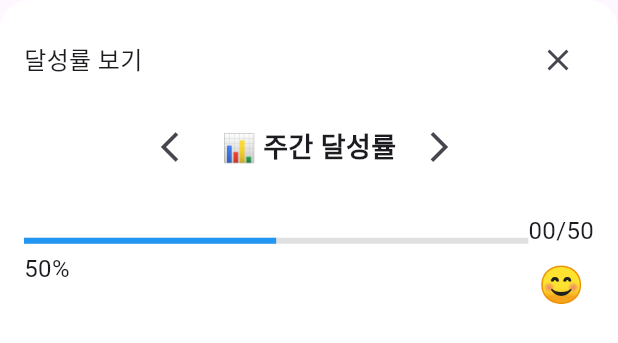
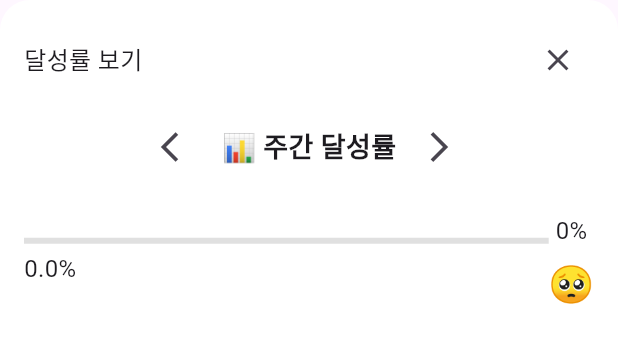
Before and after one commit to kinetas/nodetest, a Flutter app: the AchievementPanel widget shown alone on an empty page, opened directly with empty values, on a phone screen of 412 x 824 dp. Shown: the top 343 px of the screen. Run offline on Flutter 3.47's test engine with Material 3 defaults, Android fonts, the light colour scheme and no system bars; our stand-ins replace badges, shared_preferences; accounts and stored records are empty; network calls fail.

Commit message:
달성률 패널 백엔드 연결 but 동작하지 않음 수정 필요

```diff
--- a/lib/screens/Mission/AchievementPanel_screen.dart
+++ b/lib/screens/Mission/AchievementPanel_screen.dart
@@ -1,4 +1,6 @@
 import 'package:flutter/material.dart';
+import 'dart:convert'; // JSON 파싱용
+import '../../SessionCookieManager.dart';
 
 class AchievementPanel extends StatefulWidget {
   final VoidCallback onClose;
@@ -11,13 +13,14 @@ class AchievementPanel extends StatefulWidget {
 
 class _AchievementPanelState extends State<AchievementPanel> {
   String _currentAchievementPeriod = "주간"; // Default period
-  final Map<String, double> achievementRates = {
-    '일일': 0.2, // 20%
-    '주간': 0.5, // 50%
-    '월간': 0.7, // 70%
-    '연간': 0.9, // 90%
+  final List<String> achievementPeriods = ['일일', '주간', '월간', '연간'];
+  Map<String, double> achievementRates = {
+    '일일': 0.0,
+    '주간': 0.0,
+    '월간': 0.0,
+    '연간': 0.0,
   };
-  final List<String> achievementPeriods = ['일일', '주간', '월간', '연간'];
+  bool isLoading = true;
 
   double get _currentAchievementRate => achievementRates[_currentAchievementPeriod] ?? 0.0;
 
@@ -27,6 +30,50 @@ class _AchievementPanelState extends State<AchievementPanel> {
     if (rate < 0.7) return '😊';
     if (rate < 0.9) return '🥰';
     return '😎';
+  }
+
+  @override
+  void initState() {
+    super.initState();
+    _fetchAchievementRates();
+  }
+
+  Future<void> _fetchAchievementRates() async {
+    setState(() {
+      isLoading = true;
+    });
+
+    try {
+      Map<String, String> urls = {
+        '일일': 'http://54.180.54.31:3000/result/daily',
+        '주간': 'http://54.180.54.31:3000/result/weekly',
+        '월간': 'http://54.180.54.31:3000/result/monthly',
+        '연간': 'http://54.180.54.31:3000/result/yearly',
+      };
+
+      for (var period in achievementPeriods) {
+        final response = await SessionCookieManager.get(urls[period]!);
+
+        if (response.statusCode == 200) {
+          final responseData = json.decode(response.body);
+
+          // 디버깅 로그 추가
+          print('[$period] 응답 데이터: $responseData');
+
+          setState(() {
+            achievementRates[period] = responseData['rate']?.toDouble() ?? 0.0;
+          });
+        } else {
+          print('[$period] 데이터 가져오기 실패: ${response.statusCode}');
+        }
+      }
+    } catch (e) {
+      print('달성률 데이터 가져오기 오류: $e');
+    } finally {
+      setState(() {
+        isLoading = false;
+      });
+    }
   }
 
   void _changeAchievementPeriod(bool isNext) {
@@ -40,7 +87,9 @@ class _AchievementPanelState extends State<AchievementPanel> {
 
   @override
   Widget build(BuildContext context) {
-    return Container(
+    return isLoading
+        ? Center(child: CircularProgressIndicator())
+        : Container(
       height: MediaQuery.of(context).size.height / 3,
       padding: EdgeInsets.all(16),
       decoration: BoxDecoration(
@@ -109,20 +158,26 @@ class _AchievementPanelState extends State<AchievementPanel> {
                   crossAxisAlignment: CrossAxisAlignment.start,
                   children: [
                     LinearProgressIndicator(
-                      value: _currentAchievementRate,
+                      value: _currentAchievementRate / 100,
                       backgroundColor: Colors.grey[300],
                       valueColor: AlwaysStoppedAnimation<Color>(Colors.blue),
                     ),
                     SizedBox(height: 5),
-                    Text('${(_currentAchievementRate * 100).toInt()}%', style: TextStyle(fontSize: 16)),
+                    Text('${_currentAchievementRate.toStringAsFixed(1)}%', style: TextStyle(fontSize: 16)),
                   ],
                 ),
               ),
               Column(
                 children: [
-                  Text('00/${(_currentAchievementRate * 100).toInt()}', style: TextStyle(fontSize: 16)),
+                  Text(
+                    '${_currentAchievementRate.toInt()}%',
+                    style: TextStyle(fontSize: 16),
+                  ),
                   SizedBox(height: 8),
-                  Text(getAchievementEmoji(_currentAchievementRate), style: TextStyle(fontSize: 24)),
+                  Text(
+                    getAchievementEmoji(_currentAchievementRate / 100),
+                    style: TextStyle(fontSize: 24),
+                  ),
                 ],
               ),
             ],
```
